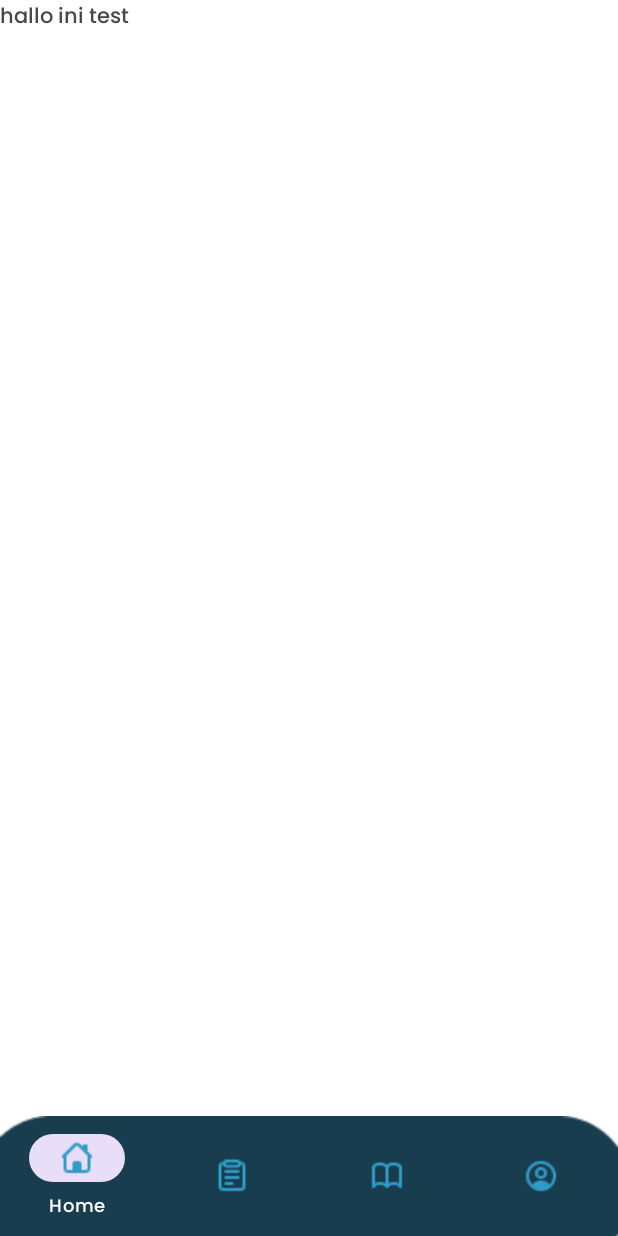
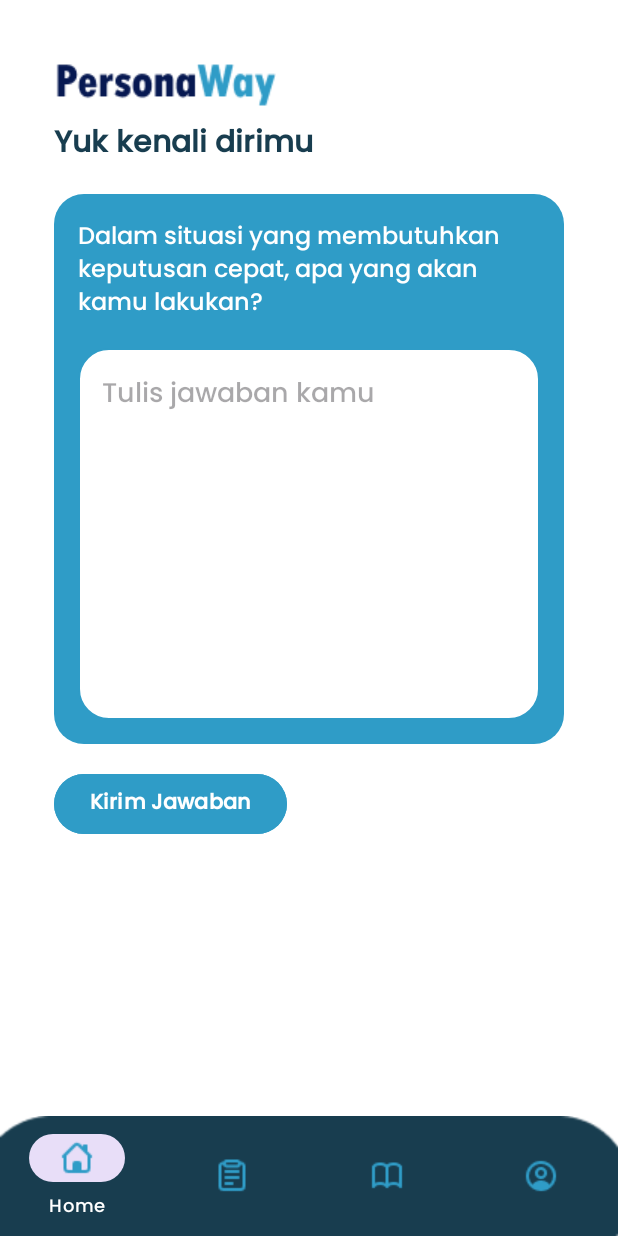
Before and after one commit to PersonaWay/Mobile-Development, an Android app: the fragment TestFragment placed in its activity, on a phone screen of 412 x 824 dp. Run offline under Robolectric (Android 15) with nearby library versions, the phone set to English and light mode, and no system bars; our stand-ins replace Firebase (no records; nobody signed in at launch, a user with empty details on screens opened directly).

Commit message:
Styling test fragment

```diff
--- a/app/src/main/java/com/capstone/personaway/ui/TestActivity.kt
+++ b/app/src/main/java/com/capstone/personaway/ui/TestActivity.kt
@@ -14,45 +14,7 @@ class TestActivity : AppCompatActivity() {
         super.onCreate(savedInstanceState)
         binding = ActivityTestBinding.inflate(layoutInflater)
         setContentView(binding.root)
-        bottombar()
+
     }
 
-    private fun bottombar() {
-        binding.bottomNavigation.setOnItemSelectedListener { item ->
-            when (item.itemId) {
-                R.id.nav_home -> {
-                    // Pindah ke HomeActivity
-                    if (javaClass != MainActivity::class.java) { // Periksa kelas saat ini
-                        startActivity(Intent(this, MainActivity::class.java))
-                        finish() // Tutup aktivitas saat ini
-                    }
-                    true
-                }
-                R.id.nav_test -> {
-                    if (javaClass != TestActivity::class.java) { // Periksa kelas saat ini
-                        startActivity(Intent(this, TestActivity::class.java))
-                        finish() // Tutup aktivitas saat ini
-                    }
-                    true
-                }
-                R.id.nav_result -> {
-                    // Pindah ke ResultActivity
-                    if (javaClass != ResultActivity::class.java) { // Periksa kelas saat ini
-                        startActivity(Intent(this, ResultActivity::class.java))
-                        finish()
-                    }
-                    true
-                }
-                R.id.nav_profile -> {
-                    // Pindah ke ProfileActivity
-                    if (javaClass != ProfileActivity::class.java) { // Periksa kelas saat ini
-                        startActivity(Intent(this, ProfileActivity::class.java))
-                        finish()
-                    }
-                    true
-                }
-                else -> false
-            }
-        }
-    }
 }
--- a/app/src/main/res/layout/fragment_test.xml
+++ b/app/src/main/res/layout/fragment_test.xml
@@ -1,14 +1,77 @@
 <?xml version="1.0" encoding="utf-8"?>
-<FrameLayout xmlns:android="http://schemas.android.com/apk/res/android"
+<androidx.constraintlayout.widget.ConstraintLayout xmlns:android="http://schemas.android.com/apk/res/android"
     xmlns:tools="http://schemas.android.com/tools"
     android:layout_width="match_parent"
     android:layout_height="match_parent"
     tools:context=".ui.TestFragment">
 
-    <!-- TODO: Update blank fragment layout -->
-    <TextView
+    <!-- Konten Utama -->
+    <ScrollView
         android:layout_width="match_parent"
-        android:layout_height="match_parent"
-        android:text="hallo ini test" />
+        android:layout_height="0dp"
+        android:layout_weight="1"
+        android:padding="36dp">
 
-</FrameLayout>
+        <LinearLayout
+            android:layout_width="match_parent"
+            android:layout_height="wrap_content"
+            android:orientation="vertical">
+
+            <!-- Bagian Logo -->
+            <View
+                android:id="@+id/logomain"
+                android:layout_width="148dp"
+                android:layout_height="35dp"
+                android:background="@drawable/logomain" />
+
+            <!-- Bagian Selamat Datang -->
+            <TextView
+                android:id="@+id/welcome_user"
+                android:layout_width="wrap_content"
+                android:layout_height="wrap_content"
+                android:layout_marginTop="8dp"
+                android:text="@string/test"
+                android:textColor="@color/primary"
+                android:textSize="20sp"
+                android:textStyle="bold" />
+
+            <!-- Inputan -->
+            <LinearLayout
+                android:id="@+id/llInput"
+                android:layout_width="match_parent"
+                android:layout_height="wrap_content"
+                android:layout_marginTop="16dp"
+                android:background="@drawable/kotak_secondary"
+                android:orientation="vertical"
+                android:padding="16dp">
+
+                <TextView
+                    android:layout_width="match_parent"
+                    android:layout_height="wrap_content"
+                    android:text="@string/text_question"
+                    android:textColor="@color/white"
+                    android:textSize="16sp" />
+
+                <EditText
+                    android:layout_width="match_parent"
+                    android:layout_height="248dp"
+                    android:layout_marginTop="16dp"
+                    android:background="@drawable/text_input"
+                    android:hint="@string/test_text_placeholder"
+                    android:gravity="top"
+                    android:padding="16dp" />
+            </LinearLayout>
+
+            <!-- Tombol -->
+            <Button
+                android:layout_width="wrap_content"
+                android:layout_height="wrap_content"
+                android:layout_marginTop="16dp"
+                android:backgroundTint="@color/secondary"
+                android:text="@string/kirim_jawaban"
+                android:textColor="@color/white"
+                android:textStyle="bold" />
+        </LinearLayout>
+    </ScrollView>
+
+</androidx.constraintlayout.widget.ConstraintLayout>
```
